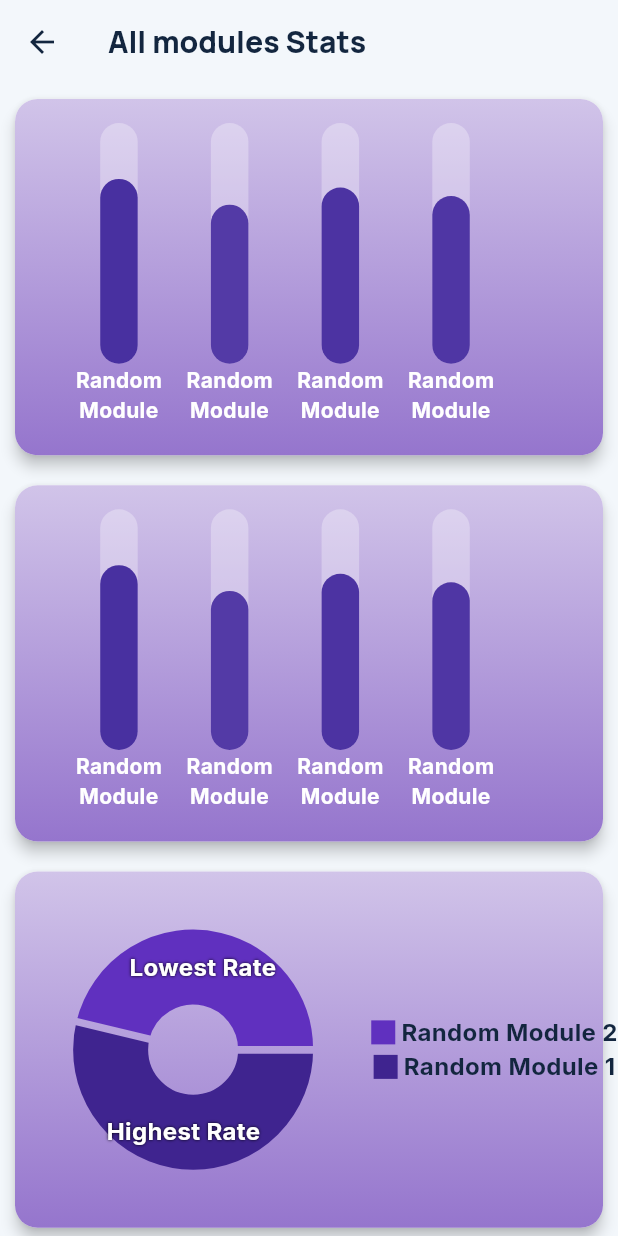
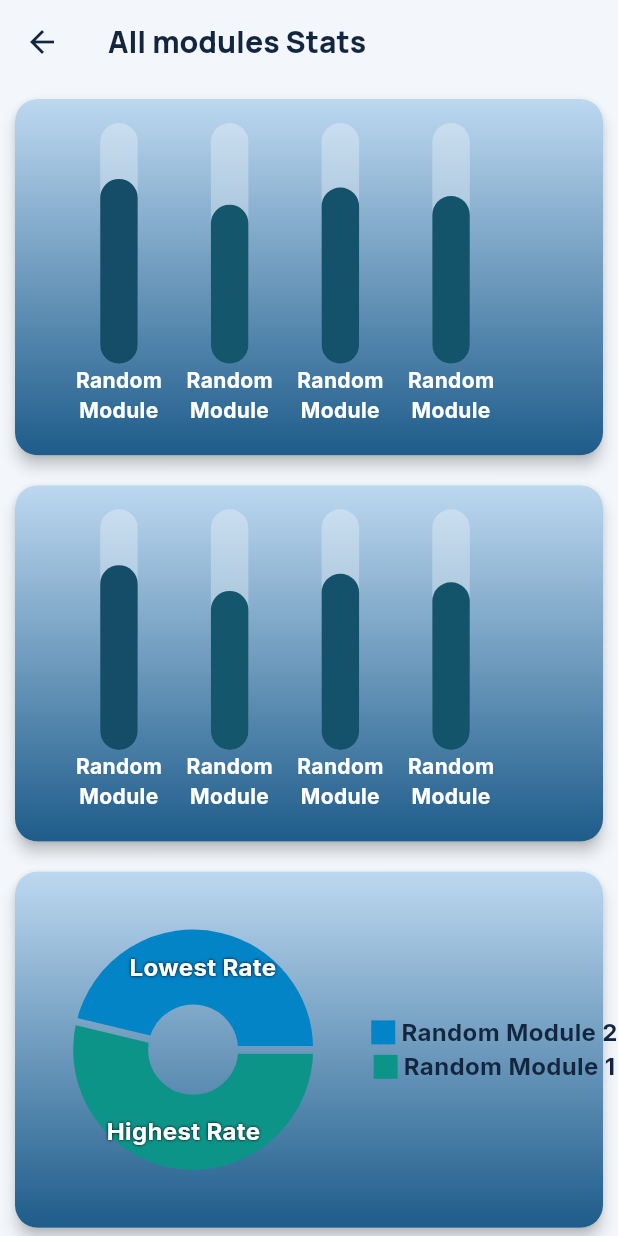
Before and after one commit to Houasnia-Aymen-Ahmed/Attendify-App, a Flutter app: the AllModulesStats screen opened directly, on a phone screen of 412 x 824 dp. Run offline on Flutter 3.47's test engine with Material 3 defaults, Android fonts, the phone set to English and light mode, and no system bars; drawn by our look-alikes of fl_chart; our stand-ins replace cached_network_image, cloud_firestore, file_picker, firebase_auth, firebase_core, firebase_messaging and 11 more; missing offline and left inert: excel; accounts and stored records are empty; generated files the repository leaves out were written again; network calls fail.

Commit message:
1 Refactor UI with centralized theming and upgrade Android build configuration    2    3 - Introduce `AttendifyPalette` in `attendify_theme.dart` for centralized color management.    4 - Replace hardcoded colors with theme tokens across components, views, and charts.    5 - Upgrade Android build environment: AGP 8.6.0, Gradle 8.7, Kotlin 1.9.0, and Java 17.    6 - Fix typo: Rename `Attentdify` to `Attendify` in `main.dart` and `widget_test.dart`.    7 - Standardize snackbar, dialog, and drawer styles for consistent branding.    8 - Clean up redundant code and improve formatting in `AuthService` and `DatabaseService`.
  Summary of changes:
   * Theming: You've moved away from hardcoded material colors to a custom palette (AttendifyPalette), making the app much easier to skin
     or update in the future.
   * Android Upgrades: You've modernized the Android project to use the latest stable versions of Gradle, Kotlin, and Java 17.
   * Fixes: You've corrected the spelling of the main app class from Attentdify to Attendify.
   * Consistency: All charts and UI elements now pull from the same color definitions.

```diff
--- a/lib/components/drawer_footer.dart
+++ b/lib/components/drawer_footer.dart
@@ -1,4 +1,6 @@
 import 'package:flutter/material.dart';
+
+import '../theme/attendify_theme.dart';
 
 class DrawerFooter extends StatelessWidget {
   const DrawerFooter({super.key});
@@ -14,7 +16,7 @@ class DrawerFooter extends StatelessWidget {
           textAlign: TextAlign.center,
           style: const TextStyle(
             fontWeight: FontWeight.w500,
-            color: Colors.black,
+            color: AttendifyPalette.mutedText,
           ),
         ),
       ),
--- a/lib/components/image_item.dart
+++ b/lib/components/image_item.dart
@@ -1,4 +1,6 @@
 import 'package:flutter/material.dart';
+
+import '../theme/attendify_theme.dart';
 
 class ImageItem extends StatelessWidget {
   final IconData icon;
@@ -10,7 +12,7 @@ class ImageItem extends StatelessWidget {
       padding: const EdgeInsets.all(15.0),
       child: Icon(
         icon,
-        color: Colors.blue[100],
+        color: AttendifyPalette.tertiary,
         size: 25,
       ),
     );
--- a/lib/main.dart
+++ b/lib/main.dart
@@ -17,13 +17,13 @@ void main() async {
   await NotificationService().initialize();
   runApp(
     const ProviderScope(
-      child: Attentdify(),
+      child: Attendify(),
     ),
   );
 }
 
-class Attentdify extends StatelessWidget {
-  const Attentdify({super.key});
+class Attendify extends StatelessWidget {
+  const Attendify({super.key});
 
   @override
   Widget build(BuildContext context) {
--- a/lib/services/databases.dart
+++ b/lib/services/databases.dart
@@ -3,6 +3,7 @@ import 'package:flutter/material.dart';
 import 'package:async/async.dart';
 
 import '../models/attendify_student.dart';
+import '../theme/attendify_theme.dart';
 import '../models/attendify_teacher.dart';
 import '../models/module_model.dart';
 import '../models/user_of_attendify.dart';
@@ -347,12 +348,12 @@ class DatabaseService {
         SnackBar(
           behavior: SnackBarBehavior.floating,
           margin: const EdgeInsets.all(20.0),
-          backgroundColor: Colors.red,
+          backgroundColor: AttendifyPalette.error,
           dismissDirection: DismissDirection.startToEnd,
           elevation: 20.0,
           content: Text(e.toString()),
           action: SnackBarAction(
-            textColor: Colors.blue[100],
+            textColor: AttendifyPalette.surfaceMuted,
             label: 'OK',
             onPressed: () {},
           ),
--- a/lib/theme/attendify_theme.dart
+++ b/lib/theme/attendify_theme.dart
@@ -14,6 +14,15 @@ class AttendifyPalette {
   static const Color mutedText = Color(0xFF5C6F86);
   static const Color outline = Color(0xFFD6DEE8);
   static const Color error = Color(0xFFB93815);
+
+  // ── Statistics chart tokens ─────────────────────────────────────────────
+  // Changing these updates all four chart widgets at once.
+  static const Color chartGradientTop = Color(0xFFBDD8F0);
+  static const Color chartGradientBottom = Color(0xFF1E5C8A);
+  static const Color chartBar = secondary;
+  static const Color chartBarTouched = primary;
+  static const Color chartLine = tertiary;
+  static const Color chartBorder = primary;
 }
 
 class AttendifyTheme {
--- a/lib/views/home/drawer.dart
+++ b/lib/views/home/drawer.dart
@@ -1,6 +1,8 @@
 import 'dart:ui';
 
 import 'package:flutter/material.dart';
+
+import '../../theme/attendify_theme.dart';
 
 import '../../components/drawer_footer.dart';
 import '../../components/drawer_list_grade_specialty.dart';
@@ -37,7 +39,7 @@ class BuildDrawer extends StatelessWidget {
       child: BackdropFilter(
         filter: ImageFilter.blur(sigmaX: 15, sigmaY: 15),
         child: Drawer(
-          backgroundColor: Colors.blue[100],
+          backgroundColor: AttendifyPalette.surface,
           elevation: 10,
           child: Column(
             children: [
--- a/lib/views/statistics/all/all_stats.dart
+++ b/lib/views/statistics/all/all_stats.dart
@@ -63,12 +63,7 @@ class AllStats extends StatelessWidget {
               }
             },
             style: ElevatedButton.styleFrom(
-              backgroundColor: Colors.blue[900],
               elevation: 5,
-              shape: RoundedRectangleBorder(
-                borderRadius: BorderRadius.circular(15),
-              ),
-              foregroundColor: Colors.blue[100],
               padding: const EdgeInsets.symmetric(
                 horizontal: 20,
                 vertical: 10,
--- a/lib/views/statistics/charts/bar_chart.dart
+++ b/lib/views/statistics/charts/bar_chart.dart
@@ -2,6 +2,7 @@ import 'package:fl_chart/fl_chart.dart';
 import 'package:flutter/material.dart';
 
 import '../../../components/popups.dart';
+import '../../../theme/attendify_theme.dart';
 
 class CustomBarChart extends StatefulWidget {
   final Map<String, double> data;
@@ -22,8 +23,8 @@ class CustomBarChartState extends State<CustomBarChart> {
   int touchedIndex = -1;
   final double maxPercentage = 100;
   final Color barBackgroundColor = Colors.white.withValues(alpha: 0.3);
-  final Color barColor = Colors.deepPurple.shade300;
-  final Color touchedBarColor = Colors.deepPurple.shade900;
+  final Color barColor = AttendifyPalette.chartBar;
+  final Color touchedBarColor = AttendifyPalette.chartBarTouched;
   late List<String> names;
   late List<double> values;
   @override
@@ -49,10 +50,10 @@ class CustomBarChartState extends State<CustomBarChart> {
           child: Container(
             decoration: BoxDecoration(
               borderRadius: BorderRadius.circular(15.0),
-              gradient: LinearGradient(
+              gradient: const LinearGradient(
                 colors: [
-                  Colors.deepPurple.shade100,
-                  Colors.deepPurple.shade300,
+                  AttendifyPalette.chartGradientTop,
+                  AttendifyPalette.chartGradientBottom,
                 ],
                 begin: Alignment.topCenter,
                 end: Alignment.bottomCenter,
@@ -102,7 +103,7 @@ class CustomBarChartState extends State<CustomBarChart> {
                 ),
           width: width,
           borderSide: isTouched
-              ? BorderSide(color: Colors.deepPurple.shade300)
+              ? const BorderSide(color: AttendifyPalette.chartBar)
               : const BorderSide(width: 0),
           backDrawRodData: BackgroundBarChartRodData(
             show: true,
@@ -142,7 +143,7 @@ class CustomBarChartState extends State<CustomBarChart> {
       baselineY: 0,
       barTouchData: BarTouchData(
         touchTooltipData: BarTouchTooltipData(
-          tooltipBgColor: Colors.deepPurple.shade300,
+          tooltipBgColor: AttendifyPalette.chartBar,
           fitInsideHorizontally: true,
           fitInsideVertically: true,
           tooltipHorizontalAlignment: FLHorizontalAlignment.right,
--- a/lib/views/statistics/charts/line_chart.dart
+++ b/lib/views/statistics/charts/line_chart.dart
@@ -3,6 +3,7 @@ import 'package:flutter/material.dart';
 import 'package:intl/intl.dart';
 
 import '../../../components/popups.dart';
+import '../../../theme/attendify_theme.dart';
 
 class LineData {
   List<MapEntry<String, int>> sortedEntries;
@@ -32,10 +33,10 @@ class CustomLineChart extends StatelessWidget {
           child: Container(
             decoration: BoxDecoration(
               borderRadius: BorderRadius.circular(15.0),
-              gradient: LinearGradient(
+              gradient: const LinearGradient(
                 colors: [
-                  Colors.deepPurple.shade100,
-                  Colors.deepPurple.shade300,
+                  AttendifyPalette.chartGradientTop,
+                  AttendifyPalette.chartGradientBottom,
                 ],
                 begin: Alignment.bottomCenter,
                 end: Alignment.topCenter,
@@ -164,9 +165,9 @@ SideTitles bottomTitles(List<MapEntry<String, int>> sortedEntries) =>
 
 FlBorderData get borderData => FlBorderData(
       show: true,
-      border: Border(
+      border: const Border(
         bottom: BorderSide(
-          color: Colors.deepPurple[900]!,
+          color: AttendifyPalette.chartBorder,
           width: 4,
         ),
       ),
@@ -188,7 +189,7 @@ LineChartBarData lineChartBarData(
 ) =>
     LineChartBarData(
       isCurved: true,
-      color: Colors.deepPurple,
+      color: AttendifyPalette.chartLine,
       barWidth: 2,
       preventCurveOverShooting: true,
       dotData: const FlDotData(show: false),
--- a/lib/views/statistics/charts/pie_chart.dart
+++ b/lib/views/statistics/charts/pie_chart.dart
@@ -2,6 +2,7 @@ import 'package:fl_chart/fl_chart.dart';
 import 'package:flutter/material.dart';
 
 import '../../../components/popups.dart';
+import '../../../theme/attendify_theme.dart';
 
 class CustomPieChart extends StatefulWidget {
   final Map<double, List<String>> data;
@@ -40,10 +41,10 @@ class _CustomPieChartState extends State<CustomPieChart> {
           child: Container(
             decoration: BoxDecoration(
               borderRadius: BorderRadius.circular(15.0),
-              gradient: LinearGradient(
+              gradient: const LinearGradient(
                 colors: [
-                  Colors.deepPurple.shade100,
-                  Colors.deepPurple.shade300,
+                  AttendifyPalette.chartGradientTop,
+                  AttendifyPalette.chartGradientBottom,
                 ],
                 begin: Alignment.topCenter,
                 end: Alignment.bottomCenter,
@@ -133,15 +134,13 @@ class _CustomPieChartState extends State<CustomPieChart> {
   }
 
   Color getColor(int index) {
-    const double saturation = 0.75;
-    const double value = 0.75;
-
-    if (index == 0) {
-      return const HSVColor.fromAHSV(1.0, 255.0, saturation, value * 0.75)
-          .toColor();
-    } else {
-      return const HSVColor.fromAHSV(1.0, 260.0, saturation, value).toColor();
-    }
+    const colors = [
+      AttendifyPalette.chartBar,
+      AttendifyPalette.chartLine,
+      AttendifyPalette.chartBarTouched,
+      AttendifyPalette.secondary,
+    ];
+    return colors[index % colors.length];
   }
 }
 
```
Also changed, not shown: lib/components/dashboard_drawer_list_tile.dart (+9 -5 lines), lib/components/popups.dart (+5 -3 lines), lib/components/user_account_drawer_header.dart (+12 -11 lines), lib/services/auth.dart (+4 -3 lines), lib/views/admin/add_item.dart (+7 -5 lines), lib/views/admin/search_page.dart (+8 -5 lines), lib/views/home/teacher/select_module.dart (+7 -4 lines), lib/views/statistics/charts/circle_chart.dart (+8 -7 lines), 5 other files.
